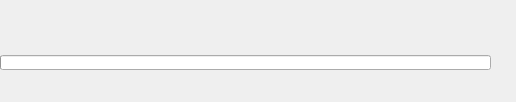
Before: the Qt Designer form package-manager/3.0/ui/progressdialog_v4.ui in pars-linux/uludag, drawn with Qt 5.
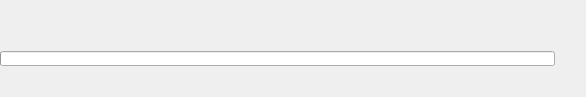
After: the same form once the commit is applied. Icons and pictures are not drawn.

```diff
--- a/package-manager/3.0/ui/progressdialog_v4.ui
+++ b/package-manager/3.0/ui/progressdialog_v4.ui
@@ -6,8 +6,8 @@
    <rect>
     <x>0</x>
     <y>0</y>
-    <width>516</width>
-    <height>102</height>
+    <width>586</width>
+    <height>97</height>
    </rect>
   </property>
   <property name="sizePolicy">
@@ -41,8 +41,6 @@
        <number>0</number>
       </property>
       <item row="0" column="0">
-       <layout class="QHBoxLayout" name="horizontalLayout_4">
-        <item>
          <layout class="QVBoxLayout" name="verticalLayout">
           <property name="spacing">
            <number>0</number>
@@ -87,8 +85,13 @@
              <string notr="true">&lt;!DOCTYPE HTML PUBLIC &quot;-//W3C//DTD HTML 4.0//EN&quot; &quot;http://www.w3.org/TR/REC-html40/strict.dtd&quot;&gt;
 &lt;html&gt;&lt;head&gt;&lt;meta name=&quot;qrichtext&quot; content=&quot;1&quot; /&gt;&lt;style type=&quot;text/css&quot;&gt;
 p, li { white-space: pre-wrap; }
-&lt;/style&gt;&lt;/head&gt;&lt;body style=&quot; font-family:'Droid Sans'; font-size:12pt; font-weight:600; font-style:normal;&quot;&gt;
-&lt;p style=&quot;-qt-paragraph-type:empty; margin-top:0px; margin-bottom:0px; margin-left:0px; margin-right:0px; -qt-block-indent:0; text-indent:0px; font-size:9pt; font-weight:400;&quot;&gt;&lt;/p&gt;&lt;/body&gt;&lt;/html&gt;</string>
+&lt;/style&gt;&lt;/head&gt;&lt;body style=&quot; font-family:'Sans Serif'; font-size:12pt; font-weight:600; font-style:normal;&quot;&gt;
+&lt;table border=&quot;0&quot; style=&quot;-qt-table-type: root; margin-top:4px; margin-bottom:4px; margin-left:4px; margin-right:4px;&quot;&gt;
+&lt;tr&gt;
+&lt;td style=&quot;border: none;&quot;&gt;
+&lt;p style=&quot;-qt-paragraph-type:empty; margin-top:0px; margin-bottom:0px; margin-left:0px; margin-right:0px; -qt-block-indent:0; text-indent:0px;&quot;&gt;&lt;/p&gt;
+&lt;p style=&quot;-qt-paragraph-type:empty; margin-top:0px; margin-bottom:0px; margin-left:0px; margin-right:0px; -qt-block-indent:0; text-indent:0px;&quot;&gt;&lt;/p&gt;
+&lt;p style=&quot;-qt-paragraph-type:empty; margin-top:0px; margin-bottom:0px; margin-left:0px; margin-right:0px; -qt-block-indent:0; text-indent:0px; font-family:'Droid Sans'; font-size:9pt; font-weight:400;&quot;&gt;&lt;/p&gt;&lt;/td&gt;&lt;/tr&gt;&lt;/table&gt;&lt;/body&gt;&lt;/html&gt;</string>
             </property>
             <property name="textInteractionFlags">
              <set>Qt::NoTextInteraction</set>
@@ -133,8 +136,13 @@
                <string notr="true">&lt;!DOCTYPE HTML PUBLIC &quot;-//W3C//DTD HTML 4.0//EN&quot; &quot;http://www.w3.org/TR/REC-html40/strict.dtd&quot;&gt;
 &lt;html&gt;&lt;head&gt;&lt;meta name=&quot;qrichtext&quot; content=&quot;1&quot; /&gt;&lt;style type=&quot;text/css&quot;&gt;
 p, li { white-space: pre-wrap; }
-&lt;/style&gt;&lt;/head&gt;&lt;body style=&quot; font-family:'Droid Sans'; font-size:9pt; font-weight:400; font-style:normal;&quot;&gt;
-&lt;p style=&quot;-qt-paragraph-type:empty; margin-top:0px; margin-bottom:0px; margin-left:0px; margin-right:0px; -qt-block-indent:0; text-indent:0px;&quot;&gt;&lt;/p&gt;&lt;/body&gt;&lt;/html&gt;</string>
+&lt;/style&gt;&lt;/head&gt;&lt;body style=&quot; font-family:'Sans Serif'; font-size:9pt; font-weight:400; font-style:normal;&quot;&gt;
+&lt;table border=&quot;0&quot; style=&quot;-qt-table-type: root; margin-top:4px; margin-bottom:4px; margin-left:4px; margin-right:4px;&quot;&gt;
+&lt;tr&gt;
+&lt;td style=&quot;border: none;&quot;&gt;
+&lt;p style=&quot;-qt-paragraph-type:empty; margin-top:0px; margin-bottom:0px; margin-left:0px; margin-right:0px; -qt-block-indent:0; text-indent:0px;&quot;&gt;&lt;/p&gt;
+&lt;p style=&quot;-qt-paragraph-type:empty; margin-top:0px; margin-bottom:0px; margin-left:0px; margin-right:0px; -qt-block-indent:0; text-indent:0px;&quot;&gt;&lt;/p&gt;
+&lt;p style=&quot;-qt-paragraph-type:empty; margin-top:0px; margin-bottom:0px; margin-left:0px; margin-right:0px; -qt-block-indent:0; text-indent:0px; font-family:'Droid Sans';&quot;&gt;&lt;/p&gt;&lt;/td&gt;&lt;/tr&gt;&lt;/table&gt;&lt;/body&gt;&lt;/html&gt;</string>
               </property>
              </widget>
             </item>
@@ -142,7 +150,7 @@
           </item>
          </layout>
         </item>
-        <item>
+      <item row="0" column="1">
          <widget class="QTextEdit" name="percentage">
           <property name="sizePolicy">
            <sizepolicy hsizetype="Fixed" vsizetype="Fixed">
@@ -188,18 +196,24 @@
            <string notr="true">&lt;!DOCTYPE HTML PUBLIC &quot;-//W3C//DTD HTML 4.0//EN&quot; &quot;http://www.w3.org/TR/REC-html40/strict.dtd&quot;&gt;
 &lt;html&gt;&lt;head&gt;&lt;meta name=&quot;qrichtext&quot; content=&quot;1&quot; /&gt;&lt;style type=&quot;text/css&quot;&gt;
 p, li { white-space: pre-wrap; }
-&lt;/style&gt;&lt;/head&gt;&lt;body style=&quot; font-family:'Droid Sans'; font-size:22pt; font-weight:600; font-style:normal;&quot;&gt;
-&lt;p style=&quot;-qt-paragraph-type:empty; margin-top:0px; margin-bottom:0px; margin-left:0px; margin-right:0px; -qt-block-indent:0; text-indent:0px;&quot;&gt;&lt;/p&gt;&lt;/body&gt;&lt;/html&gt;</string>
+&lt;/style&gt;&lt;/head&gt;&lt;body style=&quot; font-family:'Sans Serif'; font-size:22pt; font-weight:600; font-style:normal;&quot;&gt;
+&lt;table border=&quot;0&quot; style=&quot;-qt-table-type: root; margin-top:4px; margin-bottom:4px; margin-left:4px; margin-right:4px;&quot;&gt;
+&lt;tr&gt;
+&lt;td style=&quot;border: none;&quot;&gt;
+&lt;p style=&quot;-qt-paragraph-type:empty; margin-top:0px; margin-bottom:0px; margin-left:0px; margin-right:0px; -qt-block-indent:0; text-indent:0px;&quot;&gt;&lt;/p&gt;
+&lt;p style=&quot;-qt-paragraph-type:empty; margin-top:0px; margin-bottom:0px; margin-left:0px; margin-right:0px; -qt-block-indent:0; text-indent:0px;&quot;&gt;&lt;/p&gt;
+&lt;p style=&quot;-qt-paragraph-type:empty; margin-top:0px; margin-bottom:0px; margin-left:0px; margin-right:0px; -qt-block-indent:0; text-indent:0px; font-family:'Droid Sans';&quot;&gt;&lt;/p&gt;&lt;/td&gt;&lt;/tr&gt;&lt;/table&gt;&lt;/body&gt;&lt;/html&gt;</string>
           </property>
           <property name="textInteractionFlags">
            <set>Qt::NoTextInteraction</set>
           </property>
          </widget>
         </item>
-       </layout>
-      </item>
-      <item row="1" column="0">
+      <item row="1" column="0" colspan="3">
        <layout class="QHBoxLayout" name="horizontalLayout">
+        <property name="spacing">
+         <number>6</number>
+        </property>
         <item>
          <widget class="QProgressBar" name="progressBar">
           <property name="minimumSize">
@@ -247,7 +261,39 @@
         </item>
        </layout>
       </item>
-      <item row="2" column="0">
+      <item row="0" column="2">
+       <spacer name="horizontalSpacer_2">
+        <property name="orientation">
+         <enum>Qt::Horizontal</enum>
+        </property>
+        <property name="sizeType">
+         <enum>QSizePolicy::Fixed</enum>
+        </property>
+        <property name="sizeHint" stdset="0">
+         <size>
+          <width>25</width>
+          <height>20</height>
+         </size>
+        </property>
+       </spacer>
+      </item>
+      <item row="2" column="2">
+       <spacer name="horizontalSpacer_3">
+        <property name="orientation">
+         <enum>Qt::Horizontal</enum>
+        </property>
+        <property name="sizeType">
+         <enum>QSizePolicy::Fixed</enum>
+        </property>
+        <property name="sizeHint" stdset="0">
+         <size>
+          <width>25</width>
+          <height>20</height>
+         </size>
+        </property>
+       </spacer>
+      </item>
+      <item row="2" column="0" colspan="2">
        <layout class="QHBoxLayout" name="horizontalLayout_3">
         <item>
          <widget class="QTextEdit" name="completedInfo">
@@ -294,8 +340,13 @@
            <string notr="true">&lt;!DOCTYPE HTML PUBLIC &quot;-//W3C//DTD HTML 4.0//EN&quot; &quot;http://www.w3.org/TR/REC-html40/strict.dtd&quot;&gt;
 &lt;html&gt;&lt;head&gt;&lt;meta name=&quot;qrichtext&quot; content=&quot;1&quot; /&gt;&lt;style type=&quot;text/css&quot;&gt;
 p, li { white-space: pre-wrap; }
-&lt;/style&gt;&lt;/head&gt;&lt;body style=&quot; font-family:'Droid Sans'; font-size:9pt; font-weight:600; font-style:normal;&quot;&gt;
-&lt;p style=&quot;-qt-paragraph-type:empty; margin-top:0px; margin-bottom:0px; margin-left:0px; margin-right:0px; -qt-block-indent:0; text-indent:0px;&quot;&gt;&lt;/p&gt;&lt;/body&gt;&lt;/html&gt;</string>
+&lt;/style&gt;&lt;/head&gt;&lt;body style=&quot; font-family:'Sans Serif'; font-size:9pt; font-weight:600; font-style:normal;&quot;&gt;
+&lt;table border=&quot;0&quot; style=&quot;-qt-table-type: root; margin-top:4px; margin-bottom:4px; margin-left:4px; margin-right:4px;&quot;&gt;
+&lt;tr&gt;
+&lt;td style=&quot;border: none;&quot;&gt;
+&lt;p style=&quot;-qt-paragraph-type:empty; margin-top:0px; margin-bottom:0px; margin-left:0px; margin-right:0px; -qt-block-indent:0; text-indent:0px;&quot;&gt;&lt;/p&gt;
+&lt;p style=&quot;-qt-paragraph-type:empty; margin-top:0px; margin-bottom:0px; margin-left:0px; margin-right:0px; -qt-block-indent:0; text-indent:0px;&quot;&gt;&lt;/p&gt;
+&lt;p style=&quot;-qt-paragraph-type:empty; margin-top:0px; margin-bottom:0px; margin-left:0px; margin-right:0px; -qt-block-indent:0; text-indent:0px; font-family:'Droid Sans';&quot;&gt;&lt;/p&gt;&lt;/td&gt;&lt;/tr&gt;&lt;/table&gt;&lt;/body&gt;&lt;/html&gt;</string>
           </property>
           <property name="textInteractionFlags">
            <set>Qt::NoTextInteraction</set>
@@ -351,8 +402,13 @@
            <string notr="true">&lt;!DOCTYPE HTML PUBLIC &quot;-//W3C//DTD HTML 4.0//EN&quot; &quot;http://www.w3.org/TR/REC-html40/strict.dtd&quot;&gt;
 &lt;html&gt;&lt;head&gt;&lt;meta name=&quot;qrichtext&quot; content=&quot;1&quot; /&gt;&lt;style type=&quot;text/css&quot;&gt;
 p, li { white-space: pre-wrap; }
-&lt;/style&gt;&lt;/head&gt;&lt;body style=&quot; font-family:'Droid Sans'; font-size:9pt; font-weight:400; font-style:normal;&quot;&gt;
-&lt;p style=&quot;-qt-paragraph-type:empty; margin-top:0px; margin-bottom:0px; margin-left:0px; margin-right:0px; -qt-block-indent:0; text-indent:0px;&quot;&gt;&lt;/p&gt;&lt;/body&gt;&lt;/html&gt;</string>
+&lt;/style&gt;&lt;/head&gt;&lt;body style=&quot; font-family:'Sans Serif'; font-size:9pt; font-weight:400; font-style:normal;&quot;&gt;
+&lt;table border=&quot;0&quot; style=&quot;-qt-table-type: root; margin-top:4px; margin-bottom:4px; margin-left:4px; margin-right:4px;&quot;&gt;
+&lt;tr&gt;
+&lt;td style=&quot;border: none;&quot;&gt;
+&lt;p style=&quot;-qt-paragraph-type:empty; margin-top:0px; margin-bottom:0px; margin-left:0px; margin-right:0px; -qt-block-indent:0; text-indent:0px;&quot;&gt;&lt;/p&gt;
+&lt;p style=&quot;-qt-paragraph-type:empty; margin-top:0px; margin-bottom:0px; margin-left:0px; margin-right:0px; -qt-block-indent:0; text-indent:0px;&quot;&gt;&lt;/p&gt;
+&lt;p style=&quot;-qt-paragraph-type:empty; margin-top:0px; margin-bottom:0px; margin-left:0px; margin-right:0px; -qt-block-indent:0; text-indent:0px; font-family:'Droid Sans';&quot;&gt;&lt;/p&gt;&lt;/td&gt;&lt;/tr&gt;&lt;/table&gt;&lt;/body&gt;&lt;/html&gt;</string>
           </property>
           <property name="acceptRichText">
            <bool>false</bool>
```
Left out of the diff: 4 changed lines with no effect on the pictures. Lines whose indentation alone changed are shown as unchanged.
